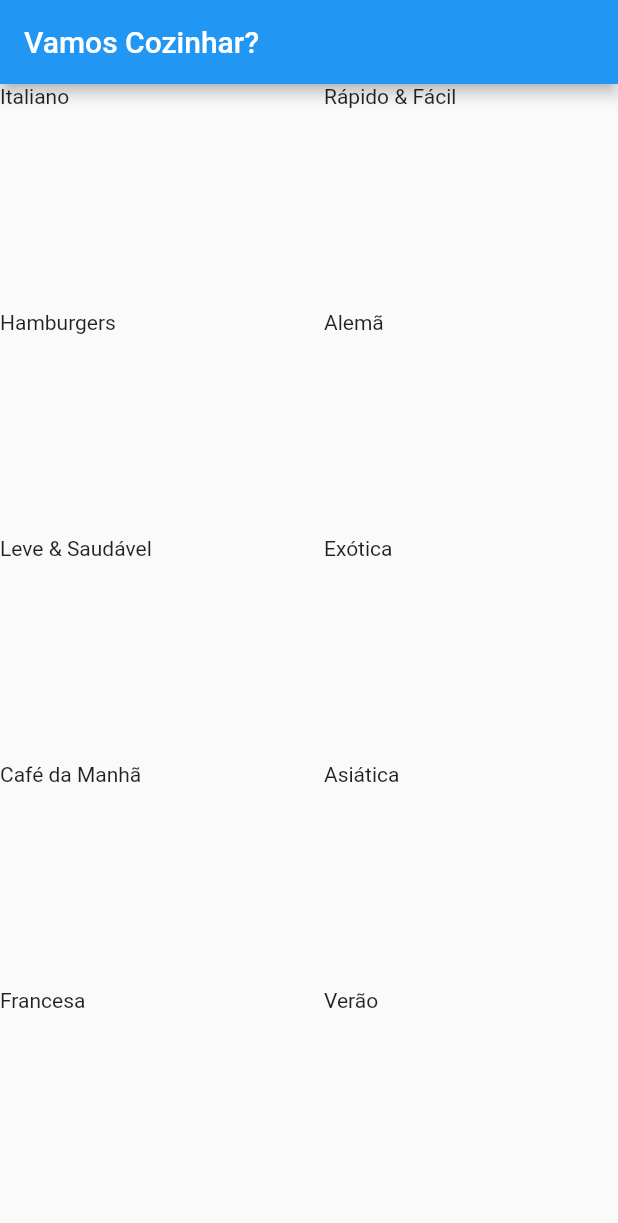
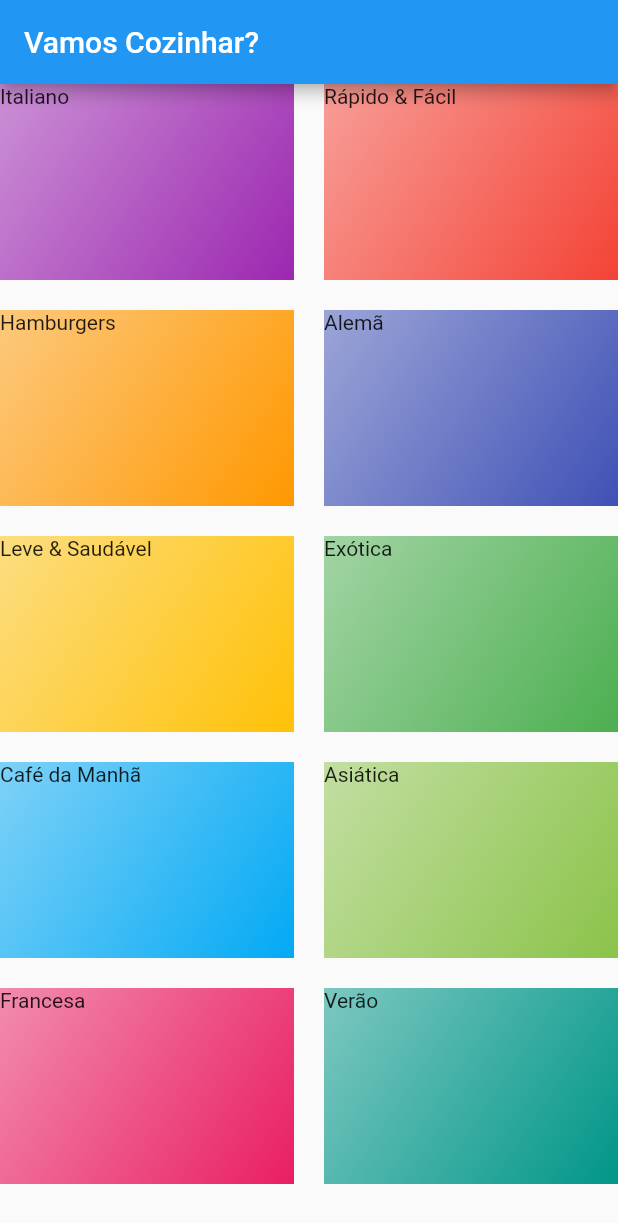
Before and after one commit to gbarros1994/meals, a Flutter app: the screen it shows after launch, on a phone screen of 412 x 824 dp. Shown: the top 1223 px of the screen. Run offline on Flutter 3.47's test engine with Material 2 defaults, Android fonts, the phone set to English and light mode, and no system bars.

```diff
--- a/lib/components/category_item.dart
+++ b/lib/components/category_item.dart
@@ -12,6 +12,16 @@ class CategoryItem extends StatelessWidget {
   Widget build(BuildContext context) {
     return Container(
       child: Text(category.title),
+      decoration: BoxDecoration(
+        gradient: LinearGradient(
+          colors: [
+            category.color.withOpacity(0.5),
+            category.color,
+          ],
+          begin: Alignment.topLeft,
+          end: Alignment.bottomRight
+        ),
+      ),
     );
   }
 }
```
